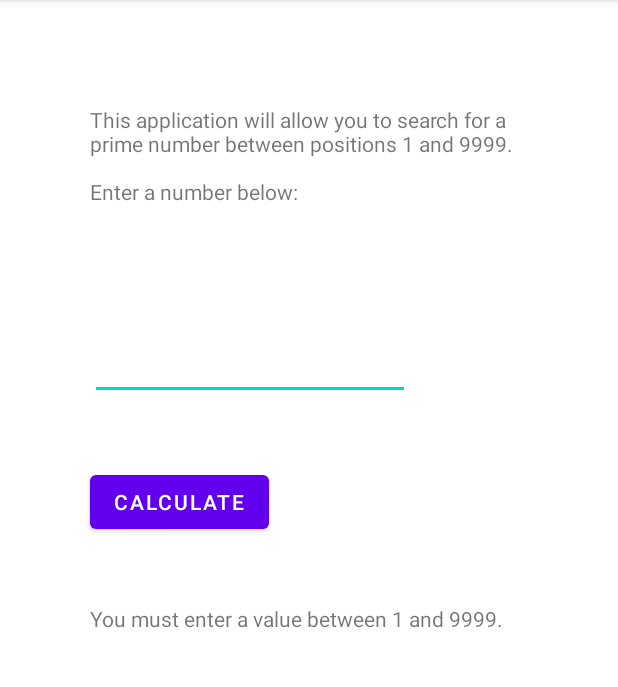
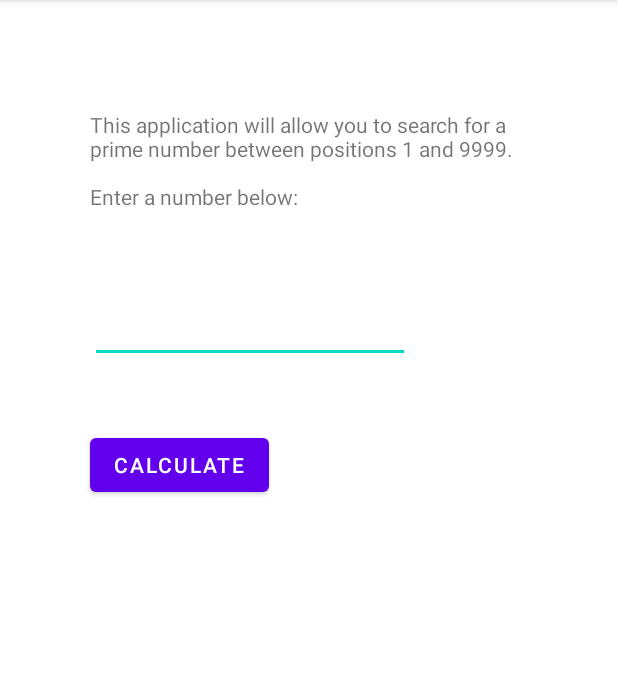
Before and after one commit to matutezam/Actividad-3, an Android app: the screen it shows after launch (MainActivity), after a tap on "CALCULATE", on a phone screen of 412 x 824 dp, the part 84-771 px from its top. Run offline under Robolectric (Android 15) with nearby library versions, the phone set to English and light mode, and no system bars.

Commit message:
Actividad 3

```diff
--- a/app/src/main/java/net/jaumebalmes/mzamorano/buscanumprimo/MainActivity.java
+++ b/app/src/main/java/net/jaumebalmes/mzamorano/buscanumprimo/MainActivity.java
@@ -5,30 +5,38 @@ import android.view.View;
 import android.widget.Button;
 import android.widget.EditText;
 import android.widget.TextView;
+import android.widget.Toast;
 
 import androidx.appcompat.app.AppCompatActivity;
 
-import static net.jaumebalmes.mzamorano.buscanumprimo.R.string.invalid_value;
+import static net.jaumebalmes.mzamorano.buscanumprimo.R.string.t_invalid_value;
+import static net.jaumebalmes.mzamorano.buscanumprimo.R.string.t_final_msg;
 
 public class MainActivity extends AppCompatActivity {
-
+                                                                //Definimos todas las variables
     private EditText editPrimo;
     private Button buttonCalc;
     private TextView textResult;
     private Primos primos = new Primos();
     private String cadBusca;
     private int numBusca;
+    private String primoCad;
 
     public void comienzaBusqueda(View v) {
-        cadBusca = String.valueOf(editPrimo.getText());
-        if (cadBusca.isEmpty()) {
-            textResult.setText(invalid_value);
-        } else if (cadBusca.length() > 4) {
-            textResult.setText(invalid_value);
+        cadBusca = String.valueOf(editPrimo.getText());         //Extraemos el texto para comprobar
+        if (cadBusca.isEmpty()) {                               //si el campo está vacío
+            textResult.setText("");
+            Toast.makeText(this, t_invalid_value, Toast.LENGTH_SHORT).show();
         } else {
-            numBusca = Integer.parseInt(cadBusca);
-            String primoCad = String.valueOf(primos.consultaPrimo(numBusca));
-            textResult.setText(primoCad);
+            numBusca = Integer.parseInt(cadBusca);              //Convertimos cadena en entero para
+            if(numBusca != 0) {                                 //poder trabajar con él
+                primoCad = String.valueOf(primos.consultaPrimo(numBusca));
+                textResult.setText(primoCad);
+                Toast.makeText(this, t_final_msg, Toast.LENGTH_SHORT).show();
+            } else {                                            //Mostramos mensaje si el valor es 0
+                textResult.setText("");
+                Toast.makeText(this, t_invalid_value, Toast.LENGTH_SHORT).show();
+            }
         }
     }
 
@@ -36,8 +44,8 @@ public class MainActivity extends AppCompatActivity {
     protected void onCreate(Bundle savedInstanceState) {
         super.onCreate(savedInstanceState);
         setContentView(R.layout.activity_main);
-
-        editPrimo = findViewById(R.id.editPrimo);
+                                                                //Vinculamos nuestras variables con
+        editPrimo = findViewById(R.id.editPrimo);               //los Views por su ID
         buttonCalc = findViewById(R.id.buttonCalc);
         textResult = findViewById(R.id.textResult);
     }
--- a/app/src/main/res/layout/activity_main.xml
+++ b/app/src/main/res/layout/activity_main.xml
@@ -8,8 +8,8 @@
 
     <TextView
         android:id="@+id/textIntro"
-        android:layout_width="288dp"
-        android:layout_height="147dp"
+        android:layout_width="292dp"
+        android:layout_height="119dp"
         android:layout_marginStart="60dp"
         android:layout_marginBottom="35dp"
         android:text="@string/description"
@@ -28,6 +28,7 @@
         android:layout_height="wrap_content"
         android:layout_marginStart="60dp"
         android:layout_marginTop="4dp"
+        android:maxLength="4"
         android:ems="10"
         android:inputType="number"
         app:layout_constraintStart_toStartOf="parent"
@@ -48,12 +49,14 @@
 
     <TextView
         android:id="@+id/textResult"
-        android:layout_width="297dp"
-        android:layout_height="68dp"
-        android:layout_marginStart="60dp"
-        android:layout_marginTop="44dp"
-        android:textSize="14sp"
+        android:layout_width="101dp"
+        android:layout_height="33dp"
+        android:layout_marginStart="236dp"
+        android:layout_marginTop="52dp"
+        android:textAlignment="textEnd"
+        android:textColor="#391B77"
+        android:textSize="24sp"
         app:layout_constraintStart_toStartOf="parent"
-        app:layout_constraintTop_toBottomOf="@+id/buttonCalc" />
+        app:layout_constraintTop_toBottomOf="@+id/editPrimo" />
 
 </androidx.constraintlayout.widget.ConstraintLayout>
--- a/app/src/main/res/values/strings.xml
+++ b/app/src/main/res/values/strings.xml
@@ -2,5 +2,6 @@
     <string name="app_name">FindPrimeNumb</string>
     <string name="description">This application will allow you to search for a prime number between positions 1 and 9999.\n\nEnter a number below:</string>
     <string name="calculate">CALCULATE</string>
-    <string name="invalid_value">You must enter a value between 1 and 9999.</string>
+    <string name="t_invalid_value">You must enter a value between 1 and 9999.</string>
+    <string name="t_final_msg">Prime number calculated!</string>
 </resources>
```
Also changed, not shown: 2 other files.
